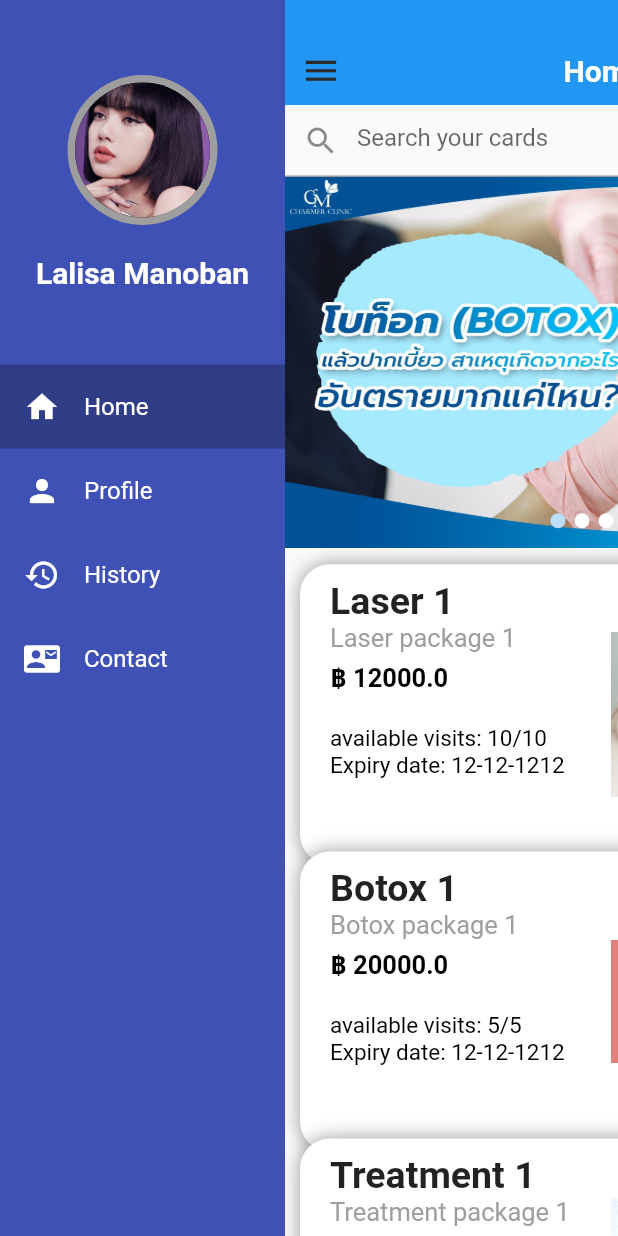
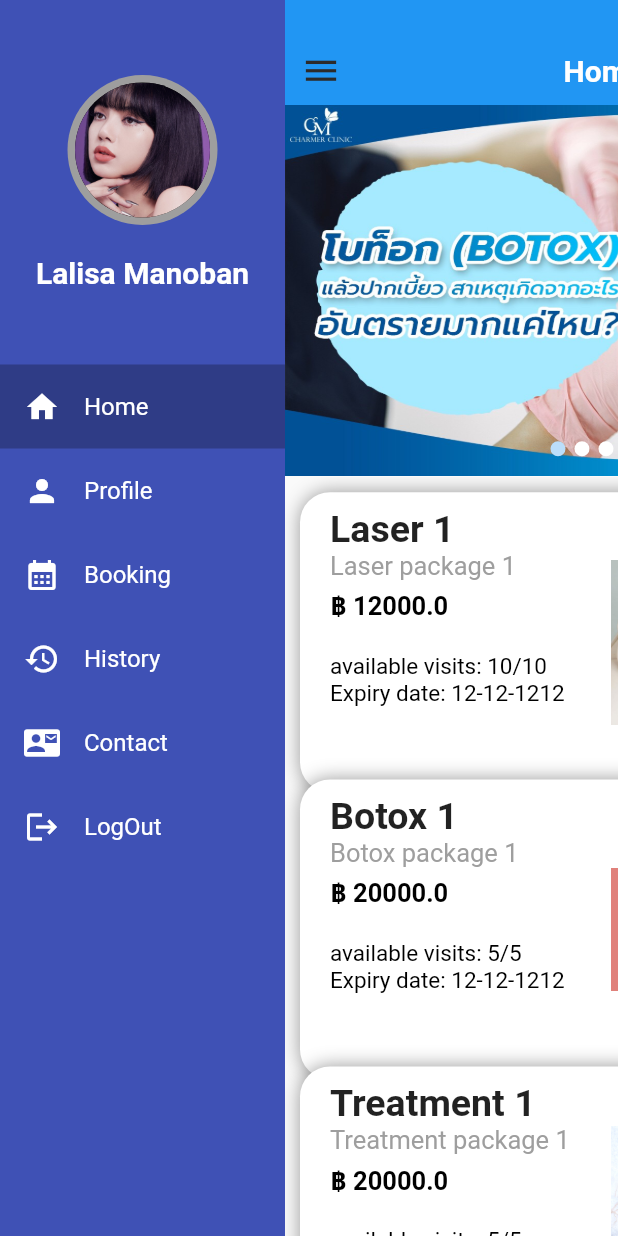
Before and after one commit to nloychin/card-collector-flutter, a Flutter app: the screen it shows after launch, after a tap on the "menu" icon, on a phone screen of 412 x 824 dp. Run offline on Flutter 3.47's test engine with Material 2 defaults, Android fonts, the phone set to English and light mode, and no system bars; drawn by our look-alikes of card_swiper, flutter_slider_drawer; Roboto replaces fonts that are missing (BalsamiqSans).

Commit message:
add more menu

```diff
--- a/lib/main.dart
+++ b/lib/main.dart
@@ -1,4 +1,6 @@
 import 'package:card_collector/providers/card_provider.dart';
+import 'package:card_collector/screens/auth_screen.dart';
+import 'package:card_collector/screens/booking_screen.dart';
 import 'package:card_collector/screens/contact_screen.dart';
 import 'package:card_collector/screens/history_screen.dart';
 import 'package:card_collector/screens/home_screen.dart';
@@ -60,10 +62,14 @@
         return const HomeScreen();
       case DrawerItems.profile:
         return const ProfileScreen();
+      case DrawerItems.booking:
+        return const BookingScreen();
       case DrawerItems.history:
         return const HistoryScreen();
       case DrawerItems.contact:
         return const ContactScreen();
+      case DrawerItems.logInOut:
+        return const AuthScreen();
       default:
         return const HomeScreen();
     }
@@ -91,6 +97,16 @@
                 fontWeight: FontWeight.w700,
               )),
         );
+      case DrawerItems.booking:
+        return const SliderAppBar(
+          appBarColor: Colors.pink,
+          title: Text("Booking",
+              style: TextStyle(
+                fontSize: 20,
+                color: Colors.white,
+                fontWeight: FontWeight.w700,
+              )),
+        );
       case DrawerItems.history:
         return const SliderAppBar(
           appBarColor: Colors.orange,
@@ -111,6 +127,16 @@
                 fontWeight: FontWeight.w700,
               )),
         );
+      case DrawerItems.logInOut:
+        return const SliderAppBar(
+          appBarColor: Colors.purple,
+          title: Text("User Authentication",
+              style: TextStyle(
+                fontSize: 20,
+                color: Colors.white,
+                fontWeight: FontWeight.w700,
+              )),
+        );
       default:
         return SliderAppBar(
           appBarColor: Colors.blue.shade500,
--- a/lib/models/drawer_item_model.dart
+++ b/lib/models/drawer_item_model.dart
@@ -10,13 +10,17 @@ class DrawerItem {
 class DrawerItems {
   static const home = DrawerItem('Home', Icons.home);
   static const profile = DrawerItem('Profile', Icons.person);
+  static const booking = DrawerItem('Booking', Icons.calendar_month);
   static const history = DrawerItem('History', Icons.history);
   static const contact = DrawerItem('Contact', Icons.contact_mail);
+  static const logInOut = DrawerItem('LogOut', Icons.logout);
 
   static const allMenu = <DrawerItem>[
     home,
     profile,
+    booking,
     history,
     contact,
+    logInOut,
   ];
 }
--- /dev/null
+++ b/lib/screens/auth_screen.dart
@@ -0,0 +1,10 @@
+import 'package:flutter/cupertino.dart';
+
+class AuthScreen extends StatelessWidget {
+  const AuthScreen({Key? key}) : super(key: key);
+
+  @override
+  Widget build(BuildContext context) {
+    return Container();
+  }
+}
--- /dev/null
+++ b/lib/screens/booking_screen.dart
@@ -0,0 +1,10 @@
+import 'package:flutter/cupertino.dart';
+
+class BookingScreen extends StatelessWidget {
+  const BookingScreen({Key? key}) : super(key: key);
+
+  @override
+  Widget build(BuildContext context) {
+    return Container();
+  }
+}
--- a/lib/screens/home_screen.dart
+++ b/lib/screens/home_screen.dart
@@ -2,6 +2,7 @@ import 'package:card_collector/services/utils.dart';
 import 'package:card_collector/wigets/cards_wiget.dart';
 import 'package:card_swiper/card_swiper.dart';
 import 'package:flutter/material.dart';
+import 'package:flutter_slider_drawer/flutter_slider_drawer.dart';
 import 'package:provider/provider.dart';
 
 import '../consts/const.dart';
@@ -16,6 +17,7 @@ class HomeScreen extends StatefulWidget {
 }
 
 class _HomeScreenState extends State<HomeScreen> {
+  final GlobalKey<SliderDrawerState> _key = GlobalKey<SliderDrawerState>();
   ScrollController controller = ScrollController();
   double topContainer = 0;
   bool closeTopContainer = false;
@@ -41,17 +43,13 @@ class _HomeScreenState extends State<HomeScreen> {
     final cardsProviders = Provider.of<CardsProvider>(context);
     List<CardModel> allCards = cardsProviders.getCards;
 
-    return Scaffold(
+    return GestureDetector(
+      onTap: () => FocusManager.instance.primaryFocus?.unfocus(),
+      child: Scaffold(
         body: Container(
           height: size.height,
           child: Column(
             children: <Widget>[
-            const TextField(
-              decoration: InputDecoration(
-                hintText: "Search your cards",
-                prefixIcon: Icon(Icons.search),
-              ),
-            ),
               AnimatedOpacity(
                 duration: const Duration(milliseconds: 200),
                 opacity: closeTopContainer ? 0 : 1,
@@ -108,6 +106,7 @@ class _HomeScreenState extends State<HomeScreen> {
             ],
           ),
         ),
+      ),
     );
   }
 }
```
Lines whose indentation alone changed are shown as unchanged.
